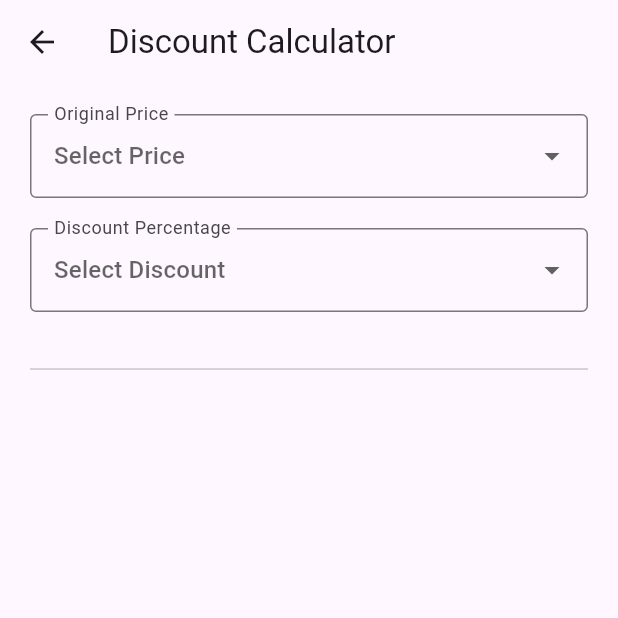
After one commit to vickyrare/discount-scanner, a Flutter app: the screen it shows after launch, after a tap on "Calculator", on a phone screen of 412 x 824 dp, the top half of it. The commit adds this screen. Run offline on Flutter 3.47's test engine with Material 3 defaults, Android fonts, the light colour scheme and no system bars; our stand-ins replace camera; missing offline and left inert: google_mlkit_text_recognition.

Commit message:
Add calculator screen and improve scanner logic
Introduces a new CalculatorScreen for manual discount calculations and updates the home screen to include navigation to it. Enhances scanner_screen.dart to better handle detection of both price and discount, adds a refresh button, and ensures camera stream resumes after navigation. Improves text_parser.dart with more robust parsing logic for prices and discounts, including better handling of ambiguous cases.

```diff
--- /dev/null
+++ b/lib/calculator_screen.dart
@@ -0,0 +1,132 @@
+import 'package:flutter/material.dart';
+
+class CalculatorScreen extends StatefulWidget {
+  const CalculatorScreen({super.key});
+
+  @override
+  State<CalculatorScreen> createState() => _CalculatorScreenState();
+}
+
+class _CalculatorScreenState extends State<CalculatorScreen> {
+  double? _selectedPrice;
+  int? _selectedDiscount;
+  double? _finalPrice;
+
+  final List<double> _prices = _generatePrices();
+  final List<int> _discounts = List.generate(19, (index) => (index + 1) * 5);
+
+  static List<double> _generatePrices() {
+    final List<double> prices = [];
+    // 5 to 100, increments of 5
+    for (double i = 5; i <= 100; i += 5) {
+      prices.add(i);
+    }
+    // 110 to 500, increments of 10
+    for (double i = 110; i <= 500; i += 10) {
+      prices.add(i);
+    }
+    // 550 to 1000, increments of 50
+    for (double i = 550; i <= 1000; i += 50) {
+      prices.add(i);
+    }
+    // 1100 to 5000, increments of 100
+    for (double i = 1100; i <= 5000; i += 100) {
+      prices.add(i);
+    }
+    return prices;
+  }
+
+  void _calculateFinalPrice() {
+    if (_selectedPrice != null && _selectedDiscount != null) {
+      setState(() {
+        _finalPrice = _selectedPrice! - (_selectedPrice! * (_selectedDiscount! / 100));
+      });
+    }
+  }
+
+  @override
+  Widget build(BuildContext context) {
+    return Scaffold(
+      appBar: AppBar(
+        title: const Text('Discount Calculator'),
+      ),
+      body: Padding(
+        padding: const EdgeInsets.all(20.0),
+        child: Column(
+          crossAxisAlignment: CrossAxisAlignment.stretch,
+          children: [
+            // Price Dropdown
+            DropdownButtonFormField<double>(
+              value: _selectedPrice,
+              hint: const Text('Select Price'),
+              decoration: const InputDecoration(
+                labelText: 'Original Price',
+                border: OutlineInputBorder(),
+              ),
+              items: _prices.map((price) {
+                return DropdownMenuItem<double>(
+                  value: price,
+                  child: Text('\$${price.toStringAsFixed(2)}'),
+                );
+              }).toList(),
+              onChanged: (value) {
+                setState(() {
+                  _selectedPrice = value;
+                });
+                _calculateFinalPrice();
+              },
+            ),
+            const SizedBox(height: 20),
+
+            // Discount Dropdown
+            DropdownButtonFormField<int>(
+              value: _selectedDiscount,
+              hint: const Text('Select Discount'),
+              decoration: const InputDecoration(
+                labelText: 'Discount Percentage',
+                border: OutlineInputBorder(),
+              ),
+              items: _discounts.map((discount) {
+                return DropdownMenuItem<int>(
+                  value: discount,
+                  child: Text('$discount%'),
+                );
+              }).toList(),
+              onChanged: (value) {
+                setState(() {
+                  _selectedDiscount = value;
+                });
+                _calculateFinalPrice();
+              },
+            ),
+            const SizedBox(height: 30),
+            const Divider(),
+            const SizedBox(height: 30),
+
+            // Final Price Display
+            if (_finalPrice != null)
+              Center(
+                child: Column(
+                  children: [
+                    const Text(
+                      'Final Price',
+                      style: TextStyle(fontSize: 24, color: Colors.grey),
+                    ),
+                    const SizedBox(height: 10),
+                    Text(
+                      '\$${_finalPrice!.toStringAsFixed(2)}',
+                      style: const TextStyle(
+                        fontSize: 52,
+                        fontWeight: FontWeight.bold,
+                        color: Colors.green,
+                      ),
+                    ),
+                  ],
+                ),
+              ),
+          ],
+        ),
+      ),
+    );
+  }
+}
--- a/lib/main.dart
+++ b/lib/main.dart
@@ -1,3 +1,4 @@
+import 'package:discount_scanner/calculator_screen.dart';
 import 'package:discount_scanner/manual_price_entry_screen.dart';
 import 'package:discount_scanner/scanner_screen.dart';
 import 'package:flutter/material.dart';
@@ -35,11 +36,6 @@ class HomeScreen extends StatelessWidget {
         child: Column(
           mainAxisAlignment: MainAxisAlignment.center,
           children: <Widget>[
-            const Text(
-              'Ready to scan a price tag?',
-              style: TextStyle(fontSize: 18.0),
-            ),
-            const SizedBox(height: 20),
             ElevatedButton.icon(
               onPressed: () {
                 Navigator.push(
@@ -54,15 +50,35 @@ class HomeScreen extends StatelessWidget {
                 textStyle: const TextStyle(fontSize: 16),
               ),
             ),
-            const SizedBox(height: 10),
-            TextButton(
+            const SizedBox(height: 20),
+            ElevatedButton.icon(
               onPressed: () {
                 Navigator.push(
                   context,
                   MaterialPageRoute(builder: (context) => const ManualPriceEntryScreen()),
                 );
               },
-              child: const Text('Or enter price manually'),
+              icon: const Icon(Icons.edit),
+              label: const Text('Enter Price Manually'),
+              style: ElevatedButton.styleFrom(
+                padding: const EdgeInsets.symmetric(horizontal: 30, vertical: 15),
+                textStyle: const TextStyle(fontSize: 16),
+              ),
+            ),
+            const SizedBox(height: 20),
+            ElevatedButton.icon(
+              onPressed: () {
+                Navigator.push(
+                  context,
+                  MaterialPageRoute(builder: (context) => const CalculatorScreen()),
+                );
+              },
+              icon: const Icon(Icons.calculate),
+              label: const Text('Calculator'),
+              style: ElevatedButton.styleFrom(
+                padding: const EdgeInsets.symmetric(horizontal: 30, vertical: 15),
+                textStyle: const TextStyle(fontSize: 16),
+              ),
             ),
           ],
         ),
```
Also changed, not shown: lib/scanner_screen.dart (+43 -9 lines), lib/utils/text_parser.dart (+60 -12 lines).
